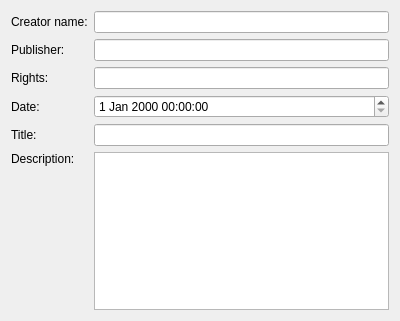
First picture: the form in krita/plugins/extensions/metadataeditor/editors/dublincore.ui, repository KDE/krita, before the edit.
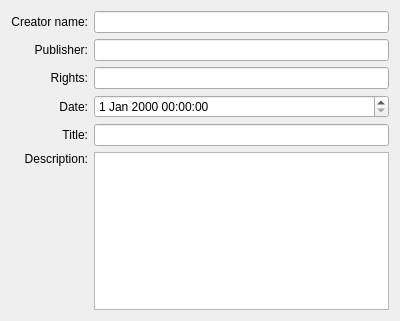
Second picture: the form after the edit.

Commit message:
Fix the alignment of labels in dialogs
Patch by Juan Palacios

The edit to the form file:
```diff
--- a/krita/plugins/extensions/metadataeditor/editors/dublincore.ui
+++ b/krita/plugins/extensions/metadataeditor/editors/dublincore.ui
@@ -17,7 +17,10 @@
        <property name="text" >
         <string>Creator name:</string>
        </property>
-       <property name="buddy" >
+       <property name="alignment">
+        <set>Qt::AlignRight|Qt::AlignTrailing|Qt::AlignVCenter</set>
+       </property>
+       <property name="buddy">
         <cstring>editCreator</cstring>
        </property>
       </widget>
@@ -30,7 +33,10 @@
        <property name="text" >
         <string>Publisher:</string>
        </property>
-       <property name="buddy" >
+       <property name="alignment">
+        <set>Qt::AlignRight|Qt::AlignTrailing|Qt::AlignVCenter</set>
+       </property>
+       <property name="buddy">
         <cstring>editPublisher</cstring>
        </property>
       </widget>
@@ -43,7 +49,10 @@
        <property name="text" >
         <string>Rights:</string>
        </property>
-       <property name="buddy" >
+       <property name="alignment">
+        <set>Qt::AlignRight|Qt::AlignTrailing|Qt::AlignVCenter</set>
+       </property>
+       <property name="buddy">
         <cstring>editRights</cstring>
        </property>
       </widget>
@@ -56,7 +65,10 @@
        <property name="text" >
         <string>Date:</string>
        </property>
-       <property name="buddy" >
+       <property name="alignment">
+        <set>Qt::AlignRight|Qt::AlignTrailing|Qt::AlignVCenter</set>
+       </property>
+       <property name="buddy">
         <cstring>editDate</cstring>
        </property>
       </widget>
@@ -69,7 +81,10 @@
        <property name="text" >
         <string>Title:</string>
        </property>
-       <property name="buddy" >
+       <property name="alignment">
+        <set>Qt::AlignRight|Qt::AlignTrailing|Qt::AlignVCenter</set>
+       </property>
+       <property name="buddy">
         <cstring>editTitle</cstring>
        </property>
       </widget>
@@ -82,8 +97,8 @@
        <property name="text" >
         <string>Description:</string>
        </property>
-       <property name="alignment" >
-        <set>Qt::AlignLeading|Qt::AlignLeft|Qt::AlignTop</set>
+       <property name="alignment">
+        <set>Qt::AlignRight|Qt::AlignTop|Qt::AlignTrailing</set>
        </property>
        <property name="buddy" >
         <cstring>editDescription</cstring>
```
Left out of the diff: 73 changed lines with no effect on the pictures. The commit also changes 71 other files.
